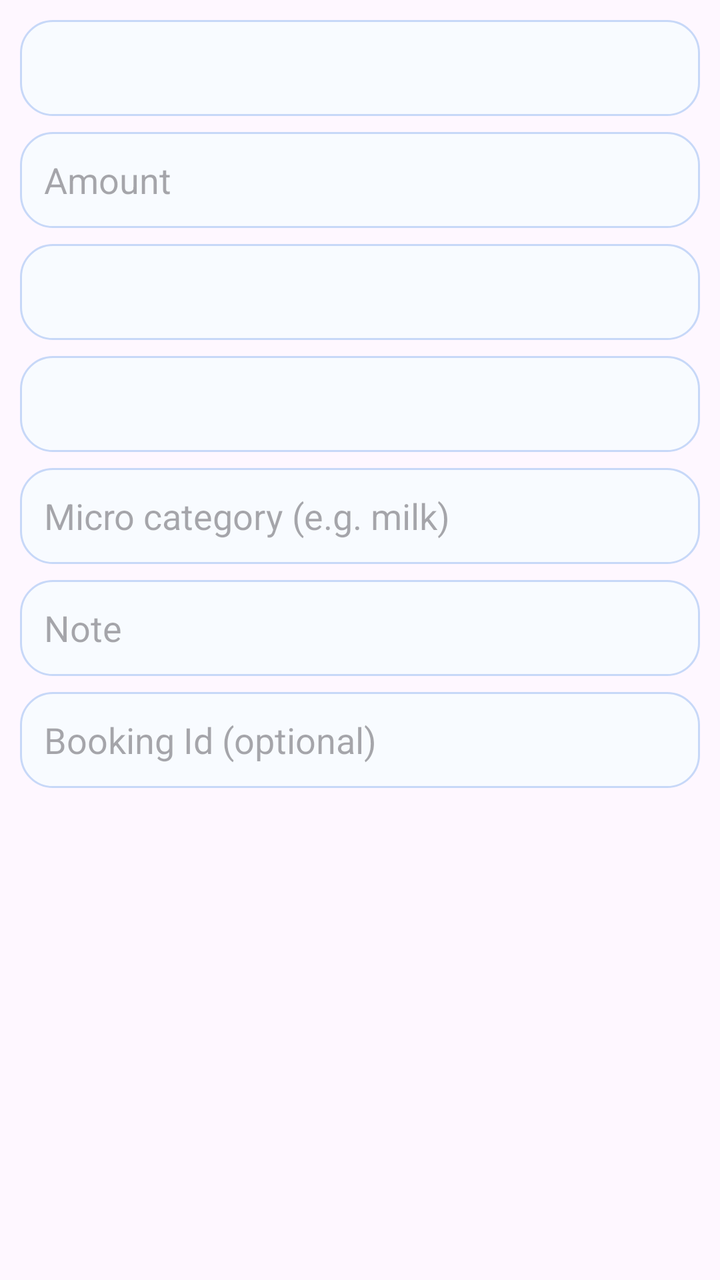
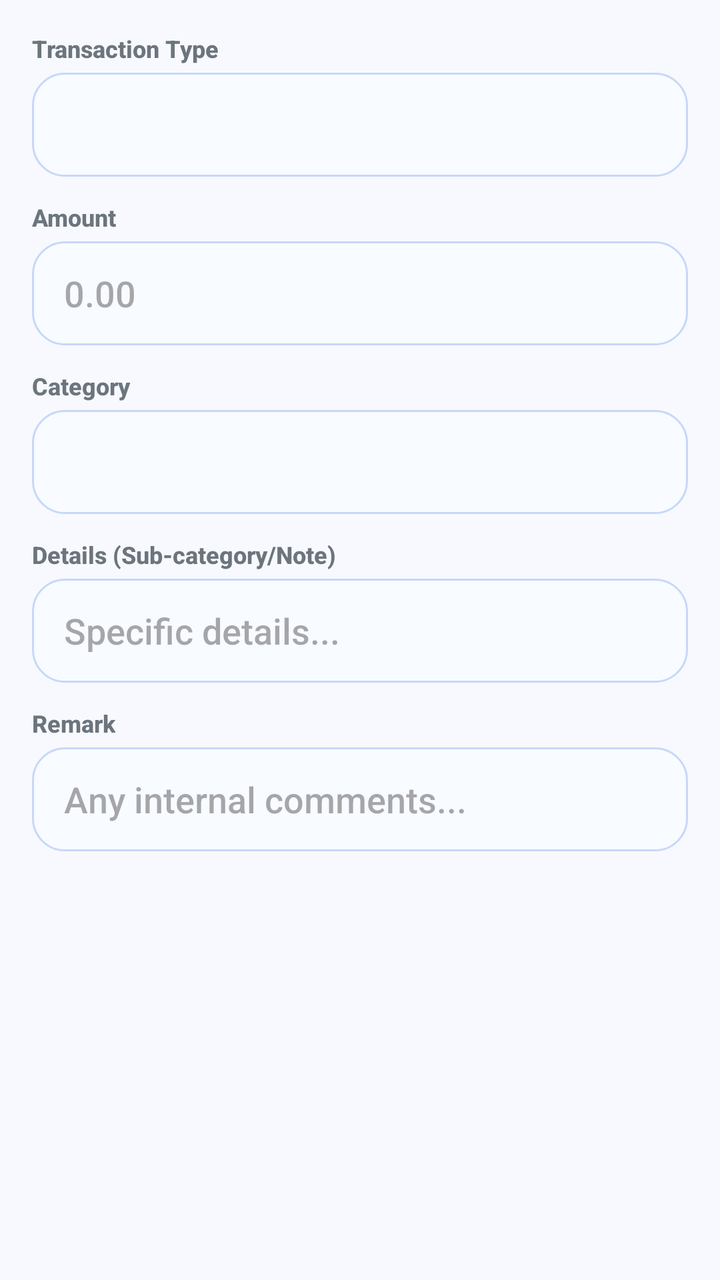

The first picture is an Android layout as it rendered before a commit; the second is the same layout after the commit. The layout source and the unified diff follow.
<!-- AndroidManifest.xml: application theme Theme.Hms -->
<!-- res/layout/dialog_admin_finance_transaction.xml -->
<?xml version="1.0" encoding="utf-8"?>
<ScrollView xmlns:android="http://schemas.android.com/apk/res/android"
    android:layout_width="match_parent"
    android:layout_height="wrap_content"
    android:padding="10dp">

    <LinearLayout
        android:layout_width="match_parent"
        android:layout_height="wrap_content"
        android:orientation="vertical">

        <Spinner
            android:id="@+id/spinnerType"
            android:layout_width="match_parent"
            android:layout_height="48dp"
            android:background="@drawable/rounded_edittext" />

        <EditText
            android:id="@+id/etAmount"
            android:layout_width="match_parent"
            android:layout_height="48dp"
            android:layout_marginTop="8dp"
            android:hint="Amount"
            android:inputType="numberDecimal"
            android:background="@drawable/rounded_edittext"
            android:paddingHorizontal="12dp" />

        <Spinner
            android:id="@+id/spinnerCategory"
            android:layout_width="match_parent"
            android:layout_height="48dp"
            android:layout_marginTop="8dp"
            android:background="@drawable/rounded_edittext" />

        <Spinner
            android:id="@+id/spinnerSubCategory"
            android:layout_width="match_parent"
            android:layout_height="48dp"
            android:layout_marginTop="8dp"
            android:background="@drawable/rounded_edittext" />

        <EditText
            android:id="@+id/etMicroCategory"
            android:layout_width="match_parent"
            android:layout_height="48dp"
            android:layout_marginTop="8dp"
            android:hint="Micro category (e.g. milk)"
            android:background="@drawable/rounded_edittext"
            android:paddingHorizontal="12dp" />

        <EditText
            android:id="@+id/etNote"
            android:layout_width="match_parent"
            android:layout_height="48dp"
            android:layout_marginTop="8dp"
            android:hint="Note"
            android:background="@drawable/rounded_edittext"
            android:paddingHorizontal="12dp" />

        <EditText
            android:id="@+id/etSourceBooking"
            android:layout_width="match_parent"
            android:layout_height="48dp"
            android:layout_marginTop="8dp"
            android:hint="Booking Id (optional)"
            android:background="@drawable/rounded_edittext"
            android:paddingHorizontal="12dp" />
    </LinearLayout>
</ScrollView>
<!-- resources referenced by this layout -->
<resources>
  <!-- drawable rounded_edittext (drawable) -->
  <?xml version="1.0" encoding="utf-8"?>
  <shape xmlns:android="http://schemas.android.com/apk/res/android"
      android:shape="rectangle">
      <corners android:radius="16dp" />
      <stroke android:width="1dp" android:color="#C7D8F8" />
      <solid android:color="#F8FBFF" />
  </shape>
  <style name="Theme.Hms" parent="Base.Theme.Hms" />
  <style name="Base.Theme.Hms" parent="Theme.Material3.DayNight.NoActionBar">
          
          
      </style>
</resources>

<!-- the commit's change to res/layout/dialog_admin_finance_transaction.xml (unified diff, before → after) -->
@@ -2,68 +2,98 @@
 <ScrollView xmlns:android="http://schemas.android.com/apk/res/android"
     android:layout_width="match_parent"
     android:layout_height="wrap_content"
-    android:padding="10dp">
+    android:padding="16dp">
 
     <LinearLayout
         android:layout_width="match_parent"
         android:layout_height="wrap_content"
         android:orientation="vertical">
 
+        <TextView
+            android:layout_width="wrap_content"
+            android:layout_height="wrap_content"
+            android:text="Transaction Type"
+            android:textSize="12sp"
+            android:textColor="@color/text_secondary"
+            android:textStyle="bold" />
+
         <Spinner
             android:id="@+id/spinnerType"
             android:layout_width="match_parent"
-            android:layout_height="48dp"
+            android:layout_height="52dp"
+            android:layout_marginTop="4dp"
             android:background="@drawable/rounded_edittext" />
+
+        <TextView
+            android:layout_width="wrap_content"
+            android:layout_height="wrap_content"
+            android:layout_marginTop="12dp"
+            android:text="Amount"
+            android:textSize="12sp"
+            android:textColor="@color/text_secondary"
+            android:textStyle="bold" />
 
         <EditText
             android:id="@+id/etAmount"
             android:layout_width="match_parent"
-            android:layout_height="48dp"
-            android:layout_marginTop="8dp"
-            android:hint="Amount"
+            android:layout_height="52dp"
+            android:layout_marginTop="4dp"
+            android:hint="0.00"
             android:inputType="numberDecimal"
             android:background="@drawable/rounded_edittext"
-            android:paddingHorizontal="12dp" />
+            android:paddingHorizontal="16dp" />
+
+        <TextView
+            android:layout_width="wrap_content"
+            android:layout_height="wrap_content"
+            android:layout_marginTop="12dp"
+            android:text="Category"
+            android:textSize="12sp"
+            android:textColor="@color/text_secondary"
+            android:textStyle="bold" />
 
         <Spinner
             android:id="@+id/spinnerCategory"
             android:layout_width="match_parent"
-            android:layout_height="48dp"
-            android:layout_marginTop="8dp"
+            android:layout_height="52dp"
+            android:layout_marginTop="4dp"
             android:background="@drawable/rounded_edittext" />
 
-        <Spinner
-            android:id="@+id/spinnerSubCategory"
-            android:layout_width="match_parent"
-            android:layout_height="48dp"
-            android:layout_marginTop="8dp"
-            android:background="@drawable/rounded_edittext" />
-
-        <EditText
-            android:id="@+id/etMicroCategory"
-            android:layout_width="match_parent"
-            android:layout_height="48dp"
-            android:layout_marginTop="8dp"
-            android:hint="Micro category (e.g. milk)"
-            android:background="@drawable/rounded_edittext"
-            android:paddingHorizontal="12dp" />
+        <TextView
+            android:layout_width="wrap_content"
+            android:layout_height="wrap_content"
+            android:layout_marginTop="12dp"
+            android:text="Details (Sub-category/Note)"
+            android:textSize="12sp"
+            android:textColor="@color/text_secondary"
+            android:textStyle="bold" />
 
         <EditText
             android:id="@+id/etNote"
             android:layout_width="match_parent"
-            android:layout_height="48dp"
-            android:layout_marginTop="8dp"
-            android:hint="Note"
+            android:layout_height="52dp"
+            android:layout_marginTop="4dp"
+            android:hint="Specific details..."
             android:background="@drawable/rounded_edittext"
-            android:paddingHorizontal="12dp" />
+            android:paddingHorizontal="16dp" />
+
+        <TextView
+            android:layout_width="wrap_content"
+            android:layout_height="wrap_content"
+            android:layout_marginTop="12dp"
+            android:text="Remark"
+            android:textSize="12sp"
+            android:textColor="@color/text_secondary"
+            android:textStyle="bold" />
 
         <EditText
-            android:id="@+id/etSourceBooking"
+            android:id="@+id/etRemark"
             android:layout_width="match_parent"
-            android:layout_height="48dp"
-            android:layout_marginTop="8dp"
-            android:hint="Booking Id (optional)"
+            android:layout_height="52dp"
+            android:layout_marginTop="4dp"
+            android:hint="Any internal comments..."
             android:background="@drawable/rounded_edittext"
-            android:paddingHorizontal="12dp" />
+            android:paddingHorizontal="16dp" />
+
     </LinearLayout>
 </ScrollView>
<!-- resource entries referenced after the edit -->
@@ -1,5 +1,6 @@
 <!-- resources referenced by this layout -->
 <resources>
+  <color name="text_secondary">#6C757D</color>
   <!-- drawable rounded_edittext (drawable) -->
   <?xml version="1.0" encoding="utf-8"?>
   <shape xmlns:android="http://schemas.android.com/apk/res/android"
@@ -10,8 +11,24 @@
   </shape>
   <style name="Theme.Hms" parent="Base.Theme.Hms" />
   <style name="Base.Theme.Hms" parent="Theme.Material3.DayNight.NoActionBar">
-          
-          
+          <item name="colorPrimary">@color/primary</item>
+          <item name="colorOnPrimary">@color/white</item>
+          <item name="colorSecondary">@color/secondary</item>
+          <item name="colorOnSecondary">@color/white</item>
+          <item name="colorSurface">@color/surface</item>
+          <item name="colorOnSurface">@color/text_primary</item>
+          <item name="colorSurfaceVariant">@color/surface_variant</item>
+          <item name="colorOutline">@color/text_secondary</item>
+          <item name="android:windowBackground">@color/neutral_bg</item>
+          <item name="android:fontFamily">sans-serif-medium</item>
+          <item name="fontFamily">sans-serif-medium</item>
       </style>
+  <color name="primary">#5E35B1</color>
+  <color name="white">#FFFFFFFF</color>
+  <color name="secondary">#42A5F5</color>
+  <color name="surface">#FFFFFF</color>
+  <color name="text_primary">#1A1A2E</color>
+  <color name="surface_variant">#F1F3F9</color>
+  <color name="neutral_bg">#F8F9FF</color>
 </resources>
 
